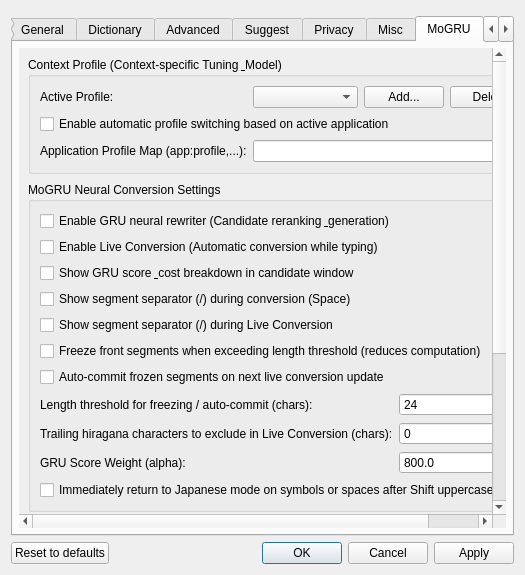
lambda-haru/MoGRU, file src/gui/config_dialog/config_dialog.ui: the form before one commit.
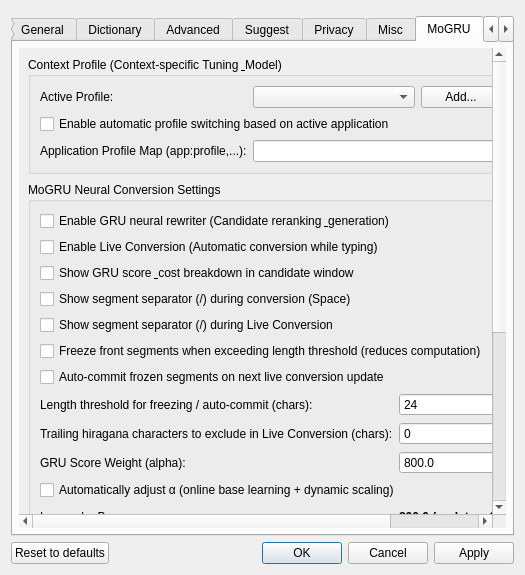
The form after the commit. The open tabs and pages were chosen to show the change. Custom widgets are drawn as their Qt base class.

Commit message:
feat(gru): Add auto alpha adjustment feature and related tests
- Introduced `enable_gru_auto_alpha` flag to control automatic alpha adjustments.
- Added methods in `GruRewriter` for managing alpha state, including `alpha_base`, `alpha_update_count`, and runtime tuning.
- Enhanced `PrepareResegmentationConfig` to output alpha parameters.
- Implemented tests for auto alpha configuration, dynamic scaling, and persistence across sessions.
- Updated `MozcEngine` to sync new auto alpha flag.
- Bumped version to 1.5.0 with build number reset to 0.

Patch:
```diff
--- a/src/gui/config_dialog/config_dialog.ui
+++ b/src/gui/config_dialog/config_dialog.ui
@@ -1936,6 +1936,52 @@
                  </widget>
                 </item>
                 <item row="10" column="0" colspan="2">
+                 <widget class="QCheckBox" name="enableAutoAlphaCheckBox">
+                  <property name="text">
+                   <string>Automatically adjust α (online base learning + dynamic scaling)</string>
+                  </property>
+                 </widget>
+                </item>
+                <item row="11" column="0">
+                 <widget class="QLabel" name="autoAlphaStatusTitleLabel">
+                  <property name="text">
+                   <string>Learned α Base:</string>
+                  </property>
+                 </widget>
+                </item>
+                <item row="11" column="1">
+                 <layout class="QHBoxLayout" name="autoAlphaStatusLayout">
+                  <item>
+                   <widget class="QLabel" name="autoAlphaStatusValueLabel">
+                    <property name="font">
+                     <font>
+                      <bold>true</bold>
+                     </font>
+                    </property>
+                    <property name="text">
+                     <string>800.0 (updates: 0)</string>
+                    </property>
+                    <property name="textInteractionFlags">
+                     <set>Qt::TextInteractionFlag::LinksAccessibleByMouse|Qt::TextInteractionFlag::TextSelectableByMouse</set>
+                    </property>
+                   </widget>
+                  </item>
+                  <item>
+                   <widget class="QPushButton" name="resetAutoAlphaButton">
+                    <property name="sizePolicy">
+                     <sizepolicy hsizetype="Maximum" vsizetype="Fixed">
+                      <horstretch>0</horstretch>
+                      <verstretch>0</verstretch>
+                     </sizepolicy>
+                    </property>
+                    <property name="text">
+                     <string>Reset α</string>
+                    </property>
+                   </widget>
+                  </item>
+                 </layout>
+                </item>
+                <item row="12" column="0" colspan="2">
                  <widget class="QCheckBox" name="enableShiftImmediateJapaneseReturnCheckBox">
                   <property name="text">
                    <string>Immediately return to Japanese mode on symbols or spaces after Shift uppercase input</string>
```
The commit also changes 10 other files.
